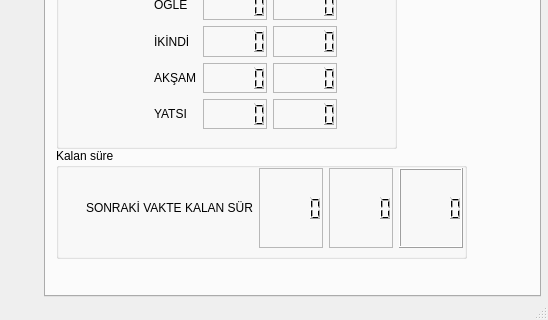
Old version of the form data/ui_pynamaz.ui in the repository mustafairan/pynamaz; both pictures show x 0 to 548 and y 253 to 573 of the 548 by 573 pixel window.
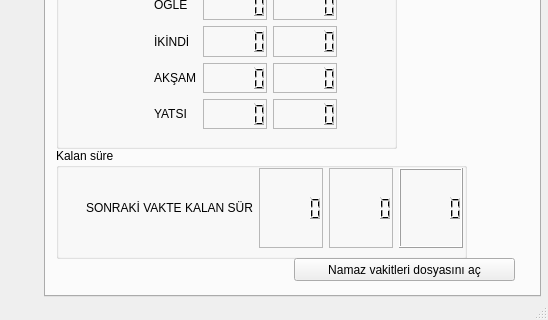
New version of the form.

The edit to the form file:
```diff
--- a/data/ui_pynamaz.ui
+++ b/data/ui_pynamaz.ui
@@ -582,10 +582,24 @@
           <string>Kalan süre</string>
          </property>
         </widget>
+        <widget class="QPushButton" name="pushButtonOpenPrayerTimesText">
+         <property name="geometry">
+          <rect>
+           <x>248</x>
+           <y>470</y>
+           <width>221</width>
+           <height>23</height>
+          </rect>
+         </property>
+         <property name="text">
+          <string>Namaz vakitleri dosyasını aç</string>
+         </property>
+        </widget>
         <zorder>groupBox_6</zorder>
         <zorder>groupBox_2</zorder>
         <zorder>gridLayoutWidget_7</zorder>
         <zorder>horizontalLayoutWidget</zorder>
+        <zorder>pushButtonOpenPrayerTimesText</zorder>
        </widget>
        <widget class="QWidget" name="tab_6">
         <attribute name="title">
```
